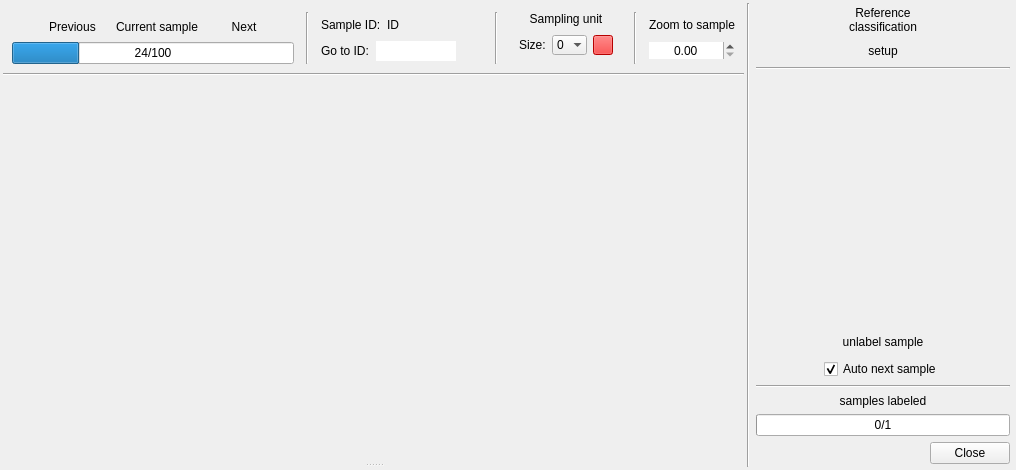
This is ui/response_design_window.ui in SMByC/AcATaMa as Qt 5 draws it before an edit. The edited form follows.
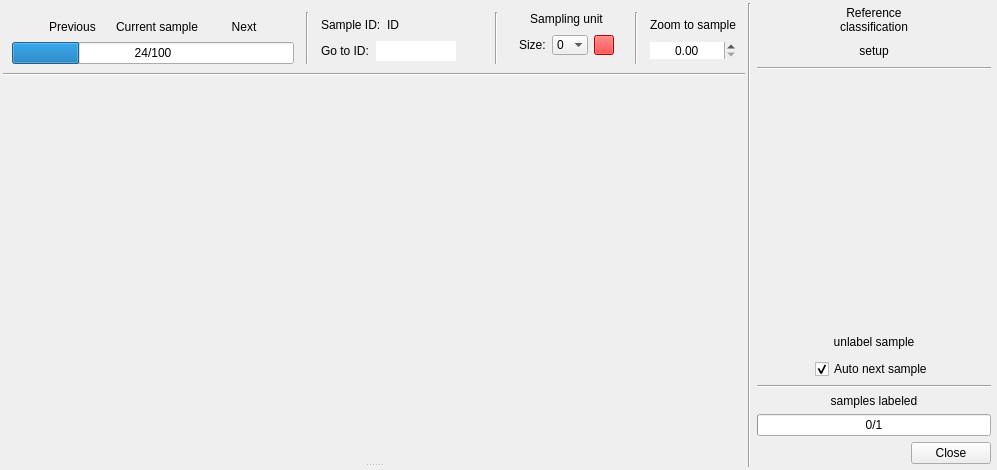
This is the edited form. Icons and pictures are not drawn. Custom widgets are drawn as their Qt base class.

Commit message: Improving band box drop list and nodata UI size

Patch:
```diff
--- a/ui/response_design_window.ui
+++ b/ui/response_design_window.ui
@@ -6,7 +6,7 @@
    <rect>
     <x>0</x>
     <y>0</y>
-    <width>1000</width>
+    <width>700</width>
     <height>470</height>
    </rect>
   </property>
@@ -54,7 +54,7 @@
        <widget class="QWidget" name="widget_3" native="true">
         <property name="maximumSize">
          <size>
-          <width>260</width>
+          <width>240</width>
           <height>16777215</height>
          </size>
         </property>
@@ -178,8 +178,8 @@
              <rect>
               <x>0</x>
               <y>0</y>
-              <width>254</width>
-              <height>188</height>
+              <width>234</width>
+              <height>189</height>
              </rect>
             </property>
             <layout class="QVBoxLayout" name="verticalLayout_5">
@@ -415,6 +415,12 @@
                  <property name="toolTip">
                   <string>&lt;html&gt;&lt;head/&gt;&lt;body&gt;&lt;p&gt;Define the sampling unit size using pixel buffer for the current sample. Pixel based on the thematic raster file. Set zero to disable it.&lt;/p&gt;&lt;/body&gt;&lt;/html&gt;</string>
                  </property>
+                 <property name="sizeAdjustPolicy">
+                  <enum>QComboBox::AdjustToMinimumContentsLength</enum>
+                 </property>
+                 <property name="minimumContentsLength">
+                  <number>1</number>
+                 </property>
                  <property name="frame">
                   <bool>false</bool>
                  </property>
```
The commit also changes 3 other files.
